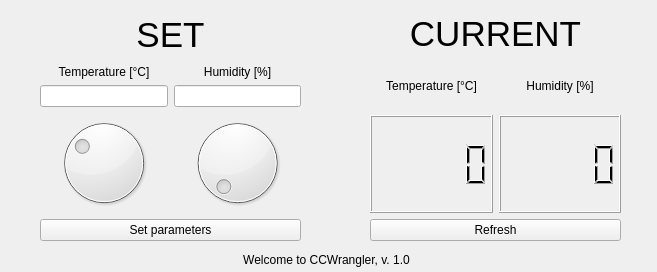
The window that ui/main_window.ui (rtratajczyk/CCWrangler) describes before a commit, drawn with Qt 5.
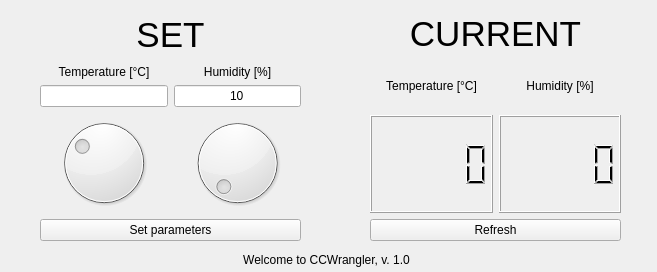
The same window after the commit.

Commit message: Sanitized LineEdit inputs, updated limits.

Patch:
```diff
--- a/ui/main_window.ui
+++ b/ui/main_window.ui
@@ -100,7 +100,10 @@
          <item>
           <widget class="QLineEdit" name="humLineEdit">
            <property name="text">
-            <string/>
+            <string>10</string>
+           </property>
+           <property name="alignment">
+            <set>Qt::AlignCenter</set>
            </property>
           </widget>
          </item>
```
The commit also changes 2 other files.
